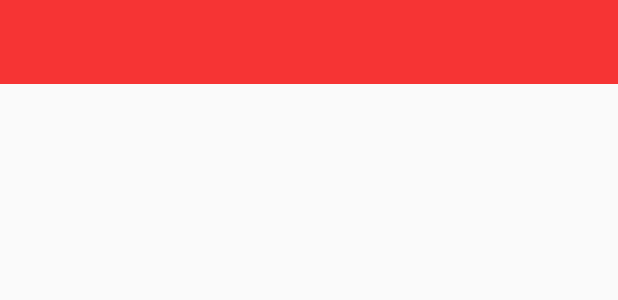
After one commit to CleevensCharlemagne/Flixster-app, an Android app: the layout toolbar_main.xml on its own in the app's theme, with its tools: preview values and no code run, on a phone screen of 412 x 824 dp. The commit adds this screen. Shown: the top 300 px of the screen. Run offline under Robolectric (Android 15) with nearby library versions, the phone set to English and light mode, and no system bars.

Commit message:
toolbar implementation

```diff
--- a/app/build.gradle
+++ b/app/build.gradle
@@ -37,4 +37,6 @@ dependencies {
     implementation 'jp.wasabeef:glide-transformations:3.3.0'
     // If you want to use the GPU Filters
     implementation 'jp.co.cyberagent.android.gpuimage:gpuimage-library:1.4.1'
+    implementation 'androidx.appcompat:appcompat:1.0.0'
+
 }
--- a/app/src/main/res/layout-land/item_movie.xml
+++ b/app/src/main/res/layout-land/item_movie.xml
@@ -3,6 +3,7 @@
     xmlns:app="http://schemas.android.com/apk/res-auto"
     xmlns:tools="http://schemas.android.com/tools"
     android:id="@+id/container"
+    android:background="#dfdfdf"
     android:layout_width="match_parent"
     android:layout_height="wrap_content">
 
--- a/app/src/main/res/layout/item_movie.xml
+++ b/app/src/main/res/layout/item_movie.xml
@@ -3,6 +3,7 @@
     xmlns:app="http://schemas.android.com/apk/res-auto"
     xmlns:tools="http://schemas.android.com/tools"
     android:id="@+id/container"
+    android:background="#dfdfdf"
     android:layout_width="match_parent"
     android:layout_height="wrap_content">
 
--- /dev/null
+++ b/app/src/main/res/layout/toolbar_main.xml
@@ -0,0 +1,15 @@
+<?xml version="1.0" encoding="utf-8"?>
+<LinearLayout xmlns:android="http://schemas.android.com/apk/res/android"
+    android:layout_width="match_parent"
+    android:layout_height="wrap_content"
+    android:fitsSystemWindows="true"
+    android:orientation="vertical">
+
+    <androidx.appcompat.widget.Toolbar
+        android:id="@+id/toolbar_main"
+        android:layout_width="match_parent"
+        android:layout_height="wrap_content"
+        android:background="#f63434"
+        android:minHeight="?attr/actionBarSize"
+        android:theme="?attr/actionBarTheme" />
+</LinearLayout>
--- a/app/src/main/res/values/styles.xml
+++ b/app/src/main/res/values/styles.xml
@@ -1,7 +1,7 @@
 <resources>
 
     <!-- Base application theme. -->
-    <style name="AppTheme" parent="Theme.AppCompat.Light.DarkActionBar">
+    <style name="AppTheme" parent="Theme.AppCompat.Light.NoActionBar">
         <!-- Customize your theme here. -->
         <item name="android:windowContentTransitions">true</item>
         <item name="colorPrimary">@color/colorPrimary</item>
```
Also changed, not shown: app/src/main/java/com/example/flixster/DetailActivity.java (+7 -4 lines), app/src/main/java/com/example/flixster/MainActivity.java (+9 -1 lines), app/src/main/java/com/example/flixster/adapters/MovieAdapter.java (+2 -11 lines), app/src/main/res/layout/activity_main.xml (+17 -1 lines).
